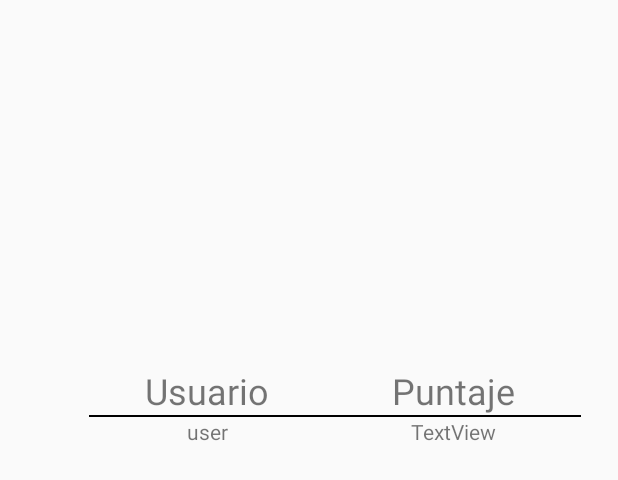
After one commit to imdevelopco/Muiska, an Android app: the layout activity_result.xml on its own in the app's theme, with its tools: preview values and no code run, on a phone screen of 412 x 824 dp. The commit adds this screen. Shown: the top 480 px of the screen. Run offline under Robolectric (Android 15) with nearby library versions, the phone set to English and light mode, and no system bars.

Commit message:
Add TableResult Activity

```diff
--- a/app/src/main/AndroidManifest.xml
+++ b/app/src/main/AndroidManifest.xml
@@ -1,7 +1,6 @@
 <?xml version="1.0" encoding="utf-8"?>
 <manifest xmlns:android="http://schemas.android.com/apk/res/android"
     package="com.example.muiska">
-
     <!--
          The ACCESS_COARSE/FINE_LOCATION permissions are not required to use
          Google Maps Android API v2, but you must specify either coarse or fine
@@ -10,6 +9,7 @@
     <uses-permission android:name="android.permission.ACCESS_FINE_LOCATION" />
 
     <application
+
         android:allowBackup="true"
         android:hardwareAccelerated="false"
         android:icon="@mipmap/ic_launcher"
@@ -33,14 +33,17 @@
 
         <activity
             android:name=".views.MapsActivity"
-            android:label="@string/title_activity_maps"></activity>
-        <activity android:name=".views.DashboardActivity" />
-        <activity android:name=".views.QuestionActivity" />
-        <activity android:name=".views.NarrationActivity" />
-        <activity android:name=".views.MainActivity" />
+            android:label="@string/title_activity_maps"
+            android:screenOrientation="portrait"/>
+        <activity android:name=".views.DashboardActivity"   android:screenOrientation="portrait"/>
+        <activity android:name=".views.QuestionActivity"    android:screenOrientation="portrait" />
+        <activity android:name=".views.NarrationActivity"   android:screenOrientation="portrait"/>
+        <activity android:name=".views.MainActivity"        android:screenOrientation="portrait"/>
+        <activity android:name=".views.ResultActivity"     android:screenOrientation="portrait"/>
         <activity
             android:name=".views.SplashScreen"
-            android:theme="@style/AppTheme.NoActionBar">
+            android:theme="@style/AppTheme.NoActionBar"
+            android:screenOrientation="portrait">
             <intent-filter>
                 <action android:name="android.intent.action.MAIN" />
 
--- /dev/null
+++ b/app/src/main/java/com/example/muiska/views/ResultActivity.java
@@ -0,0 +1,16 @@
+package com.example.muiska.views;
+
+import androidx.appcompat.app.AppCompatActivity;
+
+import android.os.Bundle;
+
+import com.example.muiska.R;
+
+public class ResultActivity extends AppCompatActivity {
+
+    @Override
+    protected void onCreate(Bundle savedInstanceState) {
+        super.onCreate(savedInstanceState);
+        setContentView(R.layout.activity_result);
+    }
+}
--- a/app/src/main/java/com/example/muiska/views/SplashScreen.java
+++ b/app/src/main/java/com/example/muiska/views/SplashScreen.java
@@ -17,7 +17,7 @@ public class SplashScreen extends AppCompatActivity {
         new Handler().postDelayed(new Runnable() {
             @Override
             public void run() {
-                Intent intent = new Intent(SplashScreen.this, QuestionActivity.class);
+                Intent intent = new Intent(SplashScreen.this, ResultActivity.class);
                 startActivity(intent);
                 finish();
             }
--- /dev/null
+++ b/app/src/main/res/layout/activity_result.xml
@@ -0,0 +1,83 @@
+<?xml version="1.0" encoding="utf-8"?>
+<androidx.constraintlayout.widget.ConstraintLayout xmlns:android="http://schemas.android.com/apk/res/android"
+    xmlns:app="http://schemas.android.com/apk/res-auto"
+    xmlns:tools="http://schemas.android.com/tools"
+    android:layout_width="match_parent"
+    android:layout_height="match_parent"
+    tools:context=".views.ResultActivity">
+
+    <TableLayout
+        android:id="@+id/containerResult"
+        android:layout_width="328dp"
+        android:layout_height="737dp"
+        android:layout_marginStart="200dp"
+        android:layout_marginTop="400dp"
+        android:layout_marginEnd="40dp"
+        android:layout_marginBottom="30dp"
+        android:stretchColumns="1"
+        app:layout_constraintBottom_toBottomOf="parent"
+        app:layout_constraintEnd_toEndOf="parent"
+        app:layout_constraintHorizontal_bias="0.904"
+        app:layout_constraintStart_toStartOf="parent"
+        app:layout_constraintTop_toTopOf="parent"
+        app:layout_constraintVertical_bias="0.456">
+
+        <TableRow
+            android:id="@+id/head"
+            android:layout_width="match_parent"
+            android:layout_height="match_parent">
+
+            <TextView
+                android:id="@+id/textView3"
+                android:layout_width="157dp"
+                android:layout_height="wrap_content"
+                android:text="Usuario"
+                android:textAlignment="center"
+                android:textSize="24sp" />
+
+            <TextView
+                android:id="@+id/textView2"
+                android:layout_width="165dp"
+                android:layout_height="wrap_content"
+                android:text="Puntaje"
+                android:textAlignment="center"
+                android:textSize="24sp" />
+        </TableRow>
+
+        <TableRow
+            android:layout_width="match_parent"
+            android:layout_height="match_parent">
+
+            <FrameLayout
+                android:layout_width="fill_parent"
+                android:layout_height="2px"
+                android:layout_span="6"
+                android:background="#000"></FrameLayout>
+        </TableRow>
+
+        <TableRow
+            android:layout_width="match_parent"
+            android:layout_height="match_parent"
+            android:background="#006D2929">
+
+            <TextView
+                android:id="@+id/textView5"
+                android:layout_width="wrap_content"
+                android:layout_height="wrap_content"
+                android:text="user"
+                android:textAlignment="center" />
+
+            <TextView
+                android:id="@+id/textView4"
+                android:layout_width="wrap_content"
+                android:layout_height="wrap_content"
+                android:text="TextView"
+                android:textAlignment="center"
+                android:textAllCaps="false" />
+        </TableRow>
+
+        <TableRow
+            android:layout_width="match_parent"
+            android:layout_height="match_parent" />
+    </TableLayout>
+</androidx.constraintlayout.widget.ConstraintLayout>
```
